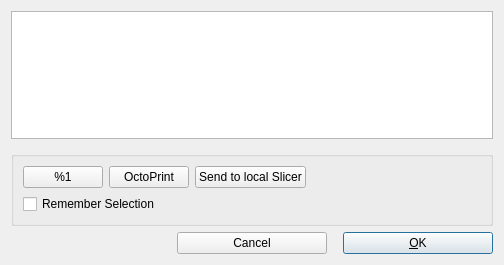
Qt form src/gui/PrintInitDialog.ui (openscad/openscad) before a commit.
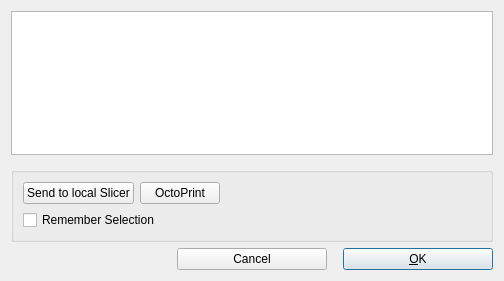
The same form after that commit.

Commit message: Add support for multiple 3D print services

```diff
--- a/src/gui/PrintInitDialog.ui
+++ b/src/gui/PrintInitDialog.ui
@@ -7,7 +7,7 @@
     <x>0</x>
     <y>0</y>
     <width>504</width>
-    <height>265</height>
+    <height>281</height>
    </rect>
   </property>
   <property name="windowTitle">
@@ -85,8 +85,23 @@
      <property name="flat">
       <bool>false</bool>
      </property>
-     <layout class="QGridLayout" name="gridLayout_2">
-      <item row="0" column="1">
+     <layout class="QVBoxLayout" name="verticalLayout">
+      <item>
+       <layout class="QHBoxLayout" name="printServiceLayout">
+        <item>
+         <widget class="QPushButton" name="LocalSlicerButton">
+          <property name="text">
+           <string>Send to local Slicer</string>
+          </property>
+          <property name="checkable">
+           <bool>true</bool>
+          </property>
+          <property name="autoExclusive">
+           <bool>true</bool>
+          </property>
+         </widget>
+        </item>
+        <item>
        <widget class="QPushButton" name="octoPrintButton">
         <property name="text">
          <string>OctoPrint</string>
@@ -99,7 +114,7 @@
         </property>
        </widget>
       </item>
-      <item row="0" column="3">
+        <item>
        <spacer name="horizontalSpacer">
         <property name="orientation">
          <enum>Qt::Horizontal</enum>
@@ -112,33 +127,9 @@
         </property>
        </spacer>
       </item>
-      <item row="0" column="0">
-       <widget class="QPushButton" name="printServiceButton">
-        <property name="text">
-         <string>%1</string>
-        </property>
-        <property name="checkable">
-         <bool>true</bool>
-        </property>
-        <property name="autoExclusive">
-         <bool>true</bool>
-        </property>
-       </widget>
+       </layout>
       </item>
-      <item row="0" column="2">
-       <widget class="QPushButton" name="LocalSlicerButton">
-        <property name="text">
-         <string>Send to local Slicer</string>
-        </property>
-        <property name="checkable">
-         <bool>true</bool>
-        </property>
-        <property name="autoExclusive">
-         <bool>true</bool>
-        </property>
-       </widget>
-      </item>
-      <item row="1" column="0" colspan="3">
+      <item>
        <widget class="QCheckBox" name="checkBoxRememberSelection">
         <property name="text">
          <string>Remember Selection</string>
```
Left out of the diff: 6 changed lines with no effect on the pictures. Lines whose indentation alone changed are shown as unchanged. The commit also changes 10 other files.
